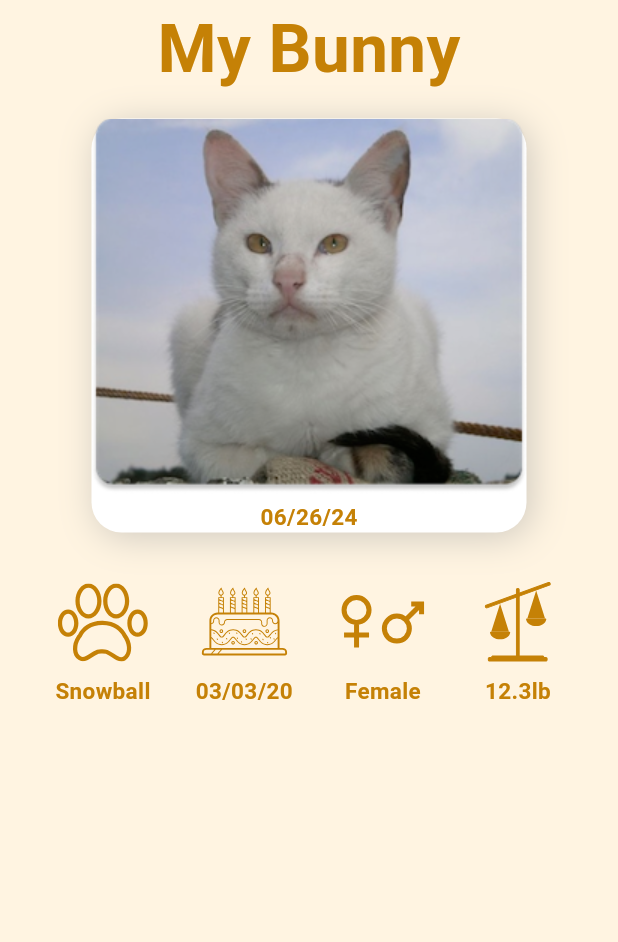
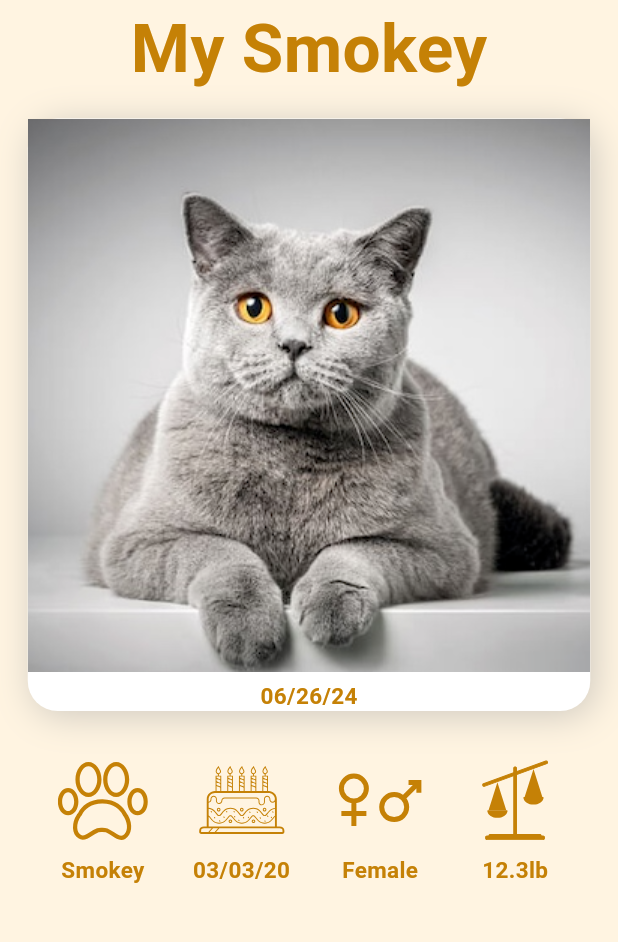
Before and after one commit to RustomMurad/flutter_my_pet_care_app, a Flutter app: the MyPetsPage screen opened by its route, after a tap on "Smokey", on a phone screen of 412 x 824 dp, the part 84-1026 px from its top. Run offline on Flutter 3.47's test engine with Material 3 defaults, Android fonts, the phone set to English and light mode, and no system bars; our stand-ins replace flutter_svg.

Commit message:
Changes to be committed:        new file:   assets/images/avatar-bruno.png        new file:   assets/images/british-shorthair-1.png        new file:   assets/images/gb-bulldog-1.png        modified:   lib/main.dart        new file:   lib/pages/my_bruno.dart        modified:   lib/pages/my_pets.dart        renamed:    lib/pages/my_pet.dart -> lib/pages/my_smokey.dart

```diff
--- a/lib/pages/my_pet.dart
+++ b/lib/pages/my_bruno.dart
@@ -3,16 +3,16 @@ import 'package:flutter_svg/svg.dart';
 import 'package:my_pets_care_app/widgets/card.dart';
 import 'package:my_pets_care_app/widgets/small_card.dart';
 
-class MyPetPage extends StatefulWidget {
-  const MyPetPage({super.key, required this.title});
+class BrunoDogPage extends StatefulWidget {
+  const BrunoDogPage({super.key, required this.title});
 
   final String title;
 
   @override
-  State<MyPetPage> createState() => _MyPetPageState();
+  State<BrunoDogPage> createState() => _BrunoDogPageState();
 }
 
-class _MyPetPageState extends State<MyPetPage> {
+class _BrunoDogPageState extends State<BrunoDogPage> {
   @override
   Widget build(BuildContext context) {
     return Scaffold(
@@ -38,7 +38,7 @@ class _MyPetPageState extends State<MyPetPage> {
                   mainAxisAlignment: MainAxisAlignment.center,
                   children: [
                     Text(
-                      'My Bunny',
+                      'My Bruno',
                       style: TextStyle(
                         fontSize: 45,
                         fontWeight: FontWeight.bold,
@@ -50,16 +50,17 @@ class _MyPetPageState extends State<MyPetPage> {
                 Row(
                   mainAxisAlignment: MainAxisAlignment.center,
                   children: [
-                    card(context, "bunny_pic1", "png", "06/26/24", "/"),
+                    card(
+                        context, "gb-bulldog-1", "png", "06/26/23", "/"),
                   ],
                 ),
                 Row(
                   mainAxisAlignment: MainAxisAlignment.center,
                   children: [
-                    small_card(context, "my_pets", "svg", "Snowball", "/"),
-                    small_card(context, "dob", "svg", "03/03/20", "/"),
-                    small_card(context, "gender", "svg", "Female", "/"),
-                    small_card(context, "scales", "svg", "12.3lb", "/"),
+                    small_card(context, "my_pets", "svg", "Bruno", "/"),
+                    small_card(context, "dob", "svg", "06/10/21", "/"),
+                    small_card(context, "gender", "svg", "Male", "/"),
+                    small_card(context, "scales", "svg", "35.8lb", "/"),
                   ],
                 ),
               ],
--- /dev/null
+++ b/lib/pages/my_smokey.dart
@@ -0,0 +1,73 @@
+import 'package:flutter/material.dart';
+import 'package:flutter_svg/svg.dart';
+import 'package:my_pets_care_app/widgets/card.dart';
+import 'package:my_pets_care_app/widgets/small_card.dart';
+
+class SmokeyCatPage extends StatefulWidget {
+  const SmokeyCatPage({super.key, required this.title});
+
+  final String title;
+
+  @override
+  State<SmokeyCatPage> createState() => _SmokeyCatPageState();
+}
+
+class _SmokeyCatPageState extends State<SmokeyCatPage> {
+  @override
+  Widget build(BuildContext context) {
+    return Scaffold(
+      appBar: AppBar(
+        backgroundColor: Colors.white,
+        elevation: 0.0,
+        actions: <Widget>[
+          Container(
+            margin: EdgeInsets.symmetric(horizontal: 15),
+            child: SvgPicture.asset('assets/images/BellAndNotification.svg'),
+          )
+        ],
+      ),
+      backgroundColor: Color.fromARGB(255, 255, 244, 225),
+      body: CustomScrollView(
+        shrinkWrap: true,
+        slivers: [
+          SliverToBoxAdapter(
+            child: Column(
+              mainAxisAlignment: MainAxisAlignment.start,
+              children: [
+                Row(
+                  mainAxisAlignment: MainAxisAlignment.center,
+                  children: [
+                    Text(
+                      'My Smokey',
+                      style: TextStyle(
+                        fontSize: 45,
+                        fontWeight: FontWeight.bold,
+                        color: Color.fromARGB(255, 197, 129, 6),
+                      ),
+                    ),
+                  ],
+                ),
+                Row(
+                  mainAxisAlignment: MainAxisAlignment.center,
+                  children: [
+                    card(
+                        context, "british-shorthair-1", "png", "06/26/24", "/"),
+                  ],
+                ),
+                Row(
+                  mainAxisAlignment: MainAxisAlignment.center,
+                  children: [
+                    small_card(context, "my_pets", "svg", "Smokey", "/"),
+                    small_card(context, "dob", "svg", "03/03/20", "/"),
+                    small_card(context, "gender", "svg", "Female", "/"),
+                    small_card(context, "scales", "svg", "12.3lb", "/"),
+                  ],
+                ),
+              ],
+            ),
+          ),
+        ],
+      ),
+    );
+  }
+}
```
Also changed, not shown: lib/main.dart (+6 -4 lines), lib/pages/my_pets.dart (+7 -7 lines), assets/images/avatar-bruno.png (added), assets/images/british-shorthair-1.png (added), assets/images/gb-bulldog-1.png (added).
